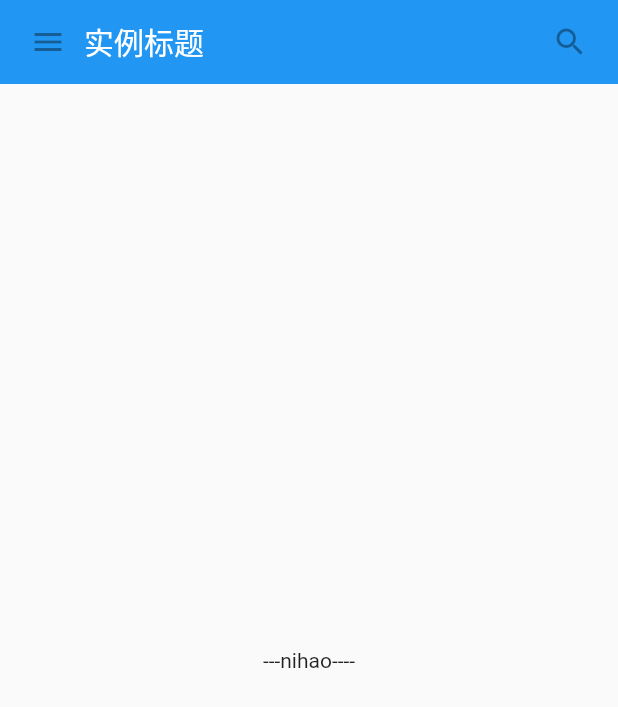
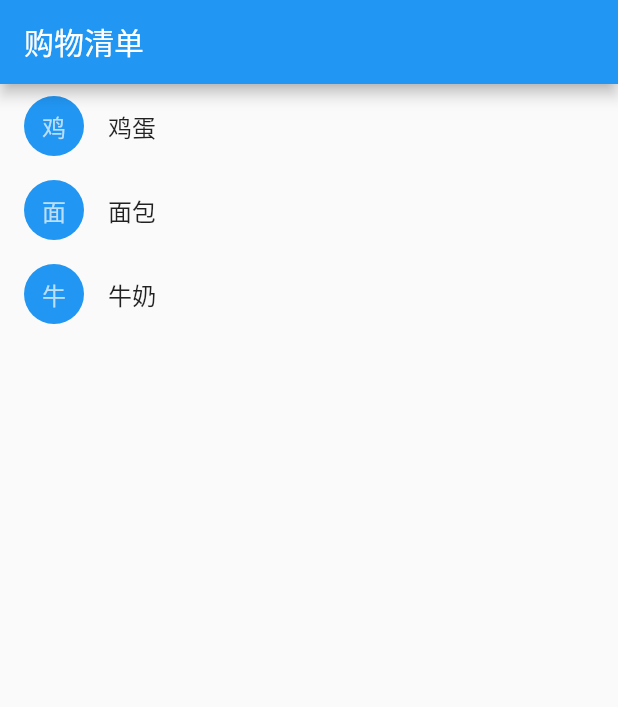
Before and after one commit to 736870598/FlutterDemo, a Flutter app: the screen it shows after launch, on a phone screen of 412 x 824 dp. Shown: the top 707 px of the screen. Run offline on Flutter 3.47's test engine with Material 2 defaults, Android fonts, the phone set to English and light mode, and no system bars.

Commit message:
继续学习中,,,

```diff
--- a/lib/Flutter_5.dart
+++ b/lib/Flutter_5.dart
@@ -25,8 +25,8 @@ class ShoppingListItem extends StatelessWidget{
   TextStyle _getTextStyle(BuildContext context){
     if(!inCart) return null;
     return new TextStyle(
-      color: Colors.black54,
-      decoration: TextDecoration.lineThrough
+        color: Colors.black54,
+        decoration: TextDecoration.lineThrough
     );
   }
 
@@ -43,5 +43,66 @@ class ShoppingListItem extends StatelessWidget{
       title: new Text(product.name, style: _getTextStyle(context),),
     );
   }
+}
 
+
+class ShoppingList extends StatefulWidget {
+
+  final List<Product> products;
+  ShoppingList({Key key, this.products}) : super(key: key);
+
+  @override
+  _ShoppingListState createState() {
+    return new _ShoppingListState();
+  }
 }
+
+class _ShoppingListState extends State<ShoppingList> {
+
+  Set<Product> _shoppingCart = new Set<Product>();
+
+  void _handleCartChanged(Product product, bool inCart) {
+    setState(
+            (){
+          if (inCart)
+            _shoppingCart.add(product);
+          else
+            _shoppingCart.remove(product);
+        }
+    );
+  }
+
+  @override
+  Widget build(BuildContext context) {
+    return new Scaffold(
+      appBar: new AppBar(
+        title: new Text("购物清单"),
+      ),
+      body: new ListView(
+          children: widget.products.map(
+              (Product product){
+                return new ShoppingListItem(
+                  product: product,
+                  inCart: _shoppingCart.contains(product),
+                  onCartChanged: _handleCartChanged,
+                );
+              }
+          ).toList()
+      ),
+    );
+  }
+}
+
+final List<Product> _kProducts = <Product>[
+  new Product(name: "鸡蛋"),
+  new Product(name: "面包"),
+  new Product(name: "牛奶"),
+];
+
+void main(){
+  runApp(
+    new MaterialApp(
+      home: new ShoppingList(products: _kProducts,),
+    )
+  );
+}
```
